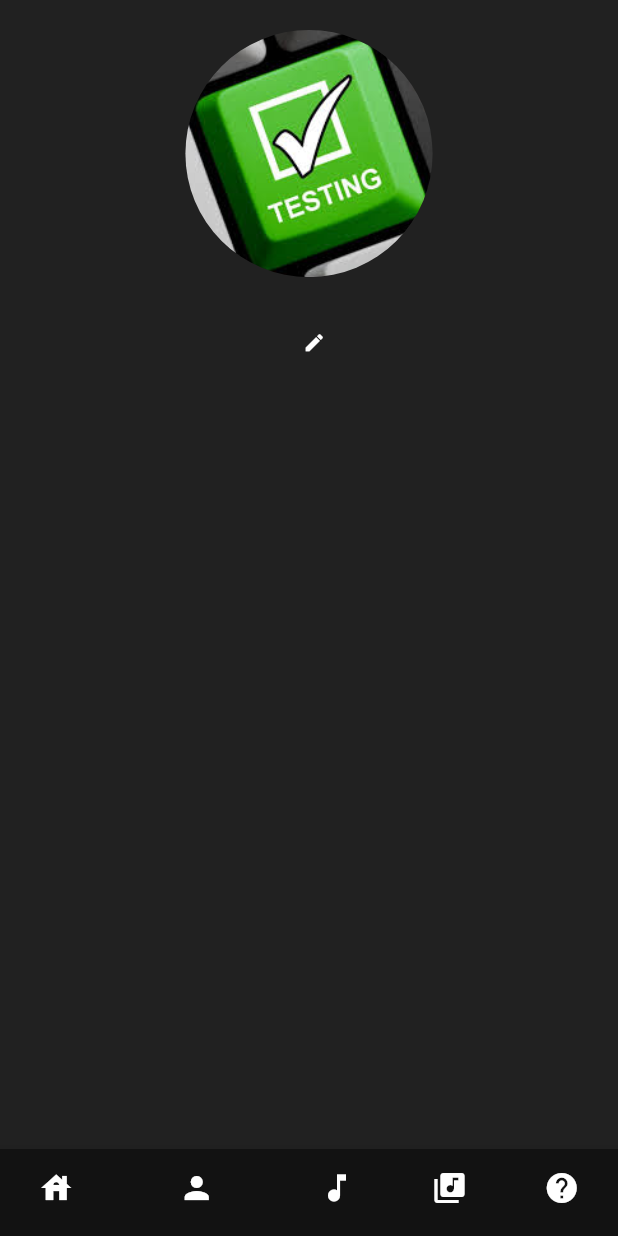
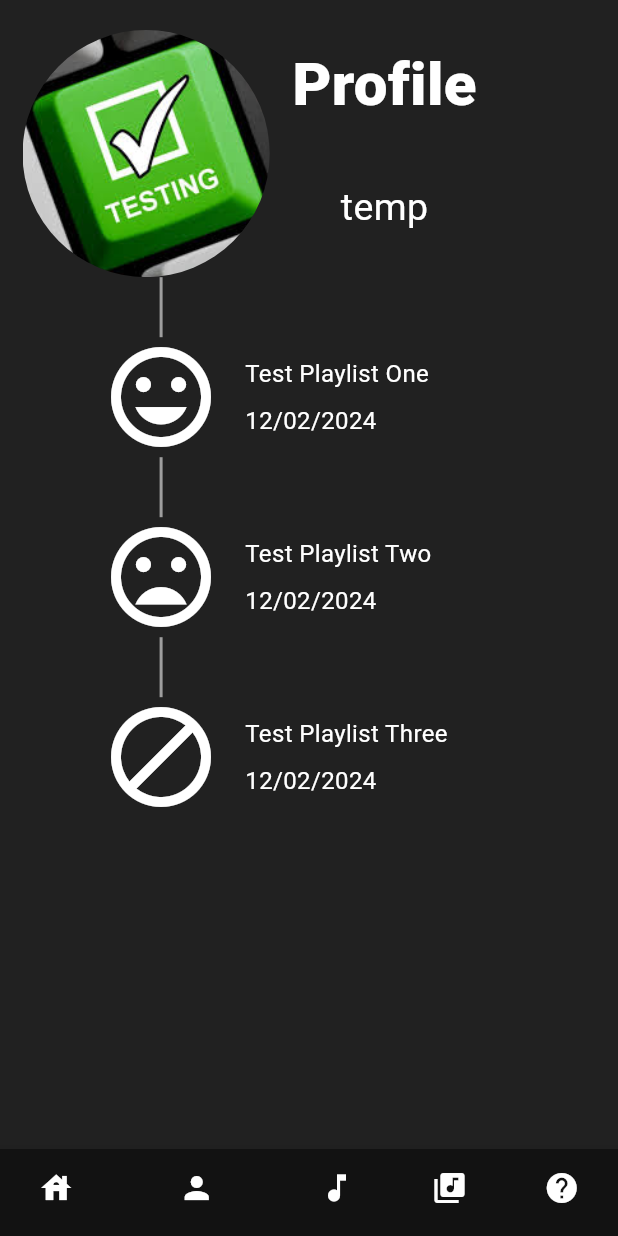
Before and after one commit to COS301-SE-2024/MoodMix, a Flutter app: the UserProfile screen opened by its route, on a phone screen of 412 x 824 dp. Run offline on Flutter 3.47's test engine with Material 3 defaults, Android fonts, the phone set to English and light mode, and no system bars; our stand-ins replace audioplayers, camera, firebase_auth, firebase_core, flutter_dotenv, google_sign_in; missing offline and left inert: dart:js, flutter_web_auth, spotify; accounts and stored records are empty.

Commit message:
feature/profilePageRedesign: basic ui for new profile page aswell as limited functionality

```diff
--- /dev/null
+++ b/frontend/lib/components/profile_timeline_node.dart
@@ -0,0 +1,80 @@
+import 'package:flutter/material.dart';
+
+class ProfileTimelineNode extends StatefulWidget {
+  final String title;
+  final String mood;
+  final String date;
+
+  const ProfileTimelineNode({
+    Key? key,
+    required this.title,
+    required this.mood,
+    required this.date,
+  }) : super(key: key);
+
+  @override
+  _ProfileTimelineNodeState createState() => _ProfileTimelineNodeState();
+}
+
+class _ProfileTimelineNodeState extends State<ProfileTimelineNode> {
+  @override
+  Widget build(BuildContext context) {
+
+    late IconData iconMood;
+    if (widget.mood == 'Happy') {
+      iconMood = Icons.mood;
+    } else if (widget.mood == 'Sad') {
+      iconMood = Icons.mood_bad;
+    } else if (widget.mood == 'Angry') {
+      iconMood = Icons.block;
+    } else {
+      iconMood = Icons.block;
+    }
+
+    return Container(
+      child: Row(
+        crossAxisAlignment: CrossAxisAlignment.center, // Center align the row contents
+        children: [
+          Column(
+            children: [
+              Container(
+                height: 120.0, // Adjust the height as needed
+                child: Column(
+                  children: [
+                    Container(
+                      width: 2.0,
+                      height: 40.0, // Height from the top to the icon
+                      color: Colors.grey, // Line color
+                    ),
+                    Icon(
+                      iconMood, // Replace with your desired icon
+                      size: 80.0, // Adjust the size as needed
+                      color: Colors.white,
+                    ),
+                  ],
+                ),
+              ),
+            ],
+          ),
+          SizedBox(width: 16.0), // Space between icon/line and text
+          Column(
+            crossAxisAlignment: CrossAxisAlignment.start,
+            mainAxisAlignment: MainAxisAlignment.center, // Center align the text column
+            children: [
+              SizedBox(height: 40.0, width: 10,), // Space between icon/line and text
+              Text(
+                widget.title,
+                style: TextStyle(fontSize: 16.0), // Adjust the style as needed
+              ),
+              SizedBox(height: 8.0), // Space between the text boxes
+              Text(
+                widget.date,
+                style: TextStyle(fontSize: 16.0), // Adjust the style as needed
+              ),
+            ],
+          ),
+        ],
+      ),
+    );
+  }
+}
--- a/frontend/lib/main.dart
+++ b/frontend/lib/main.dart
@@ -1,5 +1,6 @@
 import 'package:flutter/material.dart';
 import 'package:firebase_core/firebase_core.dart';
+import 'package:frontend/components/profile_timeline_node.dart';
 import 'package:frontend/pages/account_help_page.dart';
 import 'package:frontend/pages/camera_voice_help_page.dart';
 import 'package:frontend/pages/help_page.dart';
@@ -50,13 +51,13 @@ class MyApp extends StatelessWidget {
   @override
   Widget build(BuildContext context) {
     return MaterialApp(
-      initialRoute: '/camera',
+      initialRoute: '/userprofile',
       routes: {
         '/': (context) => const Loading(),
         '/welcome': (context) => const Welcome(),
         '/signup': (context) => const SignUp(),
         '/login': (context) => const LogIn(),
-        '/userprofile': (context) => const UserProfile(),
+        '/userprofile': (context) => const UserProfile(spotifyUsername: "temp",),
         '/linkspotify': (context) => const LinkSpotify(),
         '/homepage': (context) => const StubHomePage(),
         '/userplaylist': (context) => const PlaylistPage(),
--- a/frontend/lib/pages/user_profile.dart
+++ b/frontend/lib/pages/user_profile.dart
@@ -1,18 +1,23 @@
 import 'package:flutter/material.dart';
+import 'package:frontend/components/profile_timeline_node.dart';
 import 'package:frontend/theme/theme_provider.dart';
 import '../auth/auth_service.dart';
 import 'package:frontend/components/navbar.dart'; // Import your new bottom navbar component
 import 'package:provider/provider.dart';
 
 class UserProfile extends StatefulWidget {
-  const UserProfile({Key? key}) : super(key: key);
+  final String spotifyUsername;
+
+  const UserProfile({
+    Key? key,
+    required this.spotifyUsername,
+  }) : super(key: key);
 
   @override
   State<UserProfile> createState() => _UserProfileState();
 }
 
 class _UserProfileState extends State<UserProfile> {
-  String? _email = '';
   String? _displayName = '';
 
   @override
@@ -25,7 +30,6 @@ class _UserProfileState extends State<UserProfile> {
     final user = await AuthService().getCurrentUser();
     if (user != null) {
       setState(() {
-        _email = user.email;
         _displayName = user.displayName;
       });
     }
@@ -56,58 +60,79 @@ class _UserProfileState extends State<UserProfile> {
     return Scaffold(
       backgroundColor: Theme.of(context).colorScheme.primary,
       body: SafeArea(
-        child: Center(
         child: Column(
           crossAxisAlignment: CrossAxisAlignment.center,
+          mainAxisAlignment: MainAxisAlignment.start,
           children: <Widget>[
+            Row(
+              mainAxisAlignment: MainAxisAlignment.start,
+              children: [
                 Container(
-                padding: EdgeInsets.all(20),
+                  padding: EdgeInsets.only(left: 15, right: 15, top: 20),
                   child: CircleAvatar(
                     backgroundImage: AssetImage('assets/images/images.jpeg'),
                     backgroundColor: Colors.transparent,
                     radius: screenHeight / 10,
                   ),
                 ),
-              IntrinsicWidth(
-                child: TextField(
-                  onEditingComplete: () {},
-                  decoration: InputDecoration(
-                    hintText: '$_displayName',
-                    border: InputBorder.none,
-                    hintStyle: TextStyle(
-                      fontSize: 15,
+                Column(
+                  children: [
+                    Text(
+                      'Profile',
+                      style: TextStyle(
+                        fontSize: 40,
                         fontFamily: 'Roboto',
-                      fontWeight: FontWeight.w400,
+                        fontWeight: FontWeight.w700,
                         color: Theme.of(context).colorScheme.secondary,
                       ),
-                    suffixIcon: Icon(
-                      Icons.edit,
-                      color: Theme.of(context).colorScheme.secondary,
-                      size: 15,
                     ),
-                  ),
+                    Text(
+                      '$_displayName',
                       style: TextStyle(
-                    fontSize: 15,
-                    fontFamily: 'Roboto',
-                    fontWeight: FontWeight.w400,
-                    color: Theme.of(context).colorScheme.secondary,
-                  ),
-                  textAlign: TextAlign.center,
-                ),
-              ),
-              SizedBox(
-                child: Text(
-                  '$_email',
-                  style: TextStyle(
-                    fontSize: 15,
+                        fontSize: 25,
                         fontFamily: 'Roboto',
                         fontWeight: FontWeight.w400,
                         color: Theme.of(context).colorScheme.secondary,
                       ),
                     ),
+                    Text(
+                      widget.spotifyUsername,
+                      style: TextStyle(
+                        fontSize: 25,
+                        fontFamily: 'Roboto',
+                        fontWeight: FontWeight.w400,
+                        color: Theme.of(context).colorScheme.secondary,
+                      ),
                     ),
                   ],
                 ),
+              ],
+            ),
+            Expanded(
+              child: ListView(
+                padding: EdgeInsets.only(
+                    left: screenHeight / 10 -
+                        15), // Adjust left padding to match the avatar radius
+                children: [
+                  ProfileTimelineNode(
+                    title: "Test Playlist One",
+                    mood: "Happy",
+                    date: "12/02/2024",
+                  ),
+                  ProfileTimelineNode(
+                    title: "Test Playlist Two",
+                    mood: "Sad",
+                    date: "12/02/2024",
+                  ),
+                  ProfileTimelineNode(
+                    title: "Test Playlist Three",
+                    mood: "Angry",
+                    date: "12/02/2024",
+                  ),
+                ],
+              ),
+            ),
+          ],
         ),
       ),
       bottomNavigationBar: NavBar(
@@ -130,12 +155,6 @@ class _UserProfileState extends State<UserProfile> {
             case 4:
               Navigator.pushReplacementNamed(context, '/help');
               break;
-            case 3:
-              Navigator.pushReplacementNamed(context, '/userplaylist');
-              break;
-            case 4:
-              Navigator.pushReplacementNamed(context, '/camera');
-              break;
           }
         },
       ),
```
Lines whose indentation alone changed are shown as unchanged.
